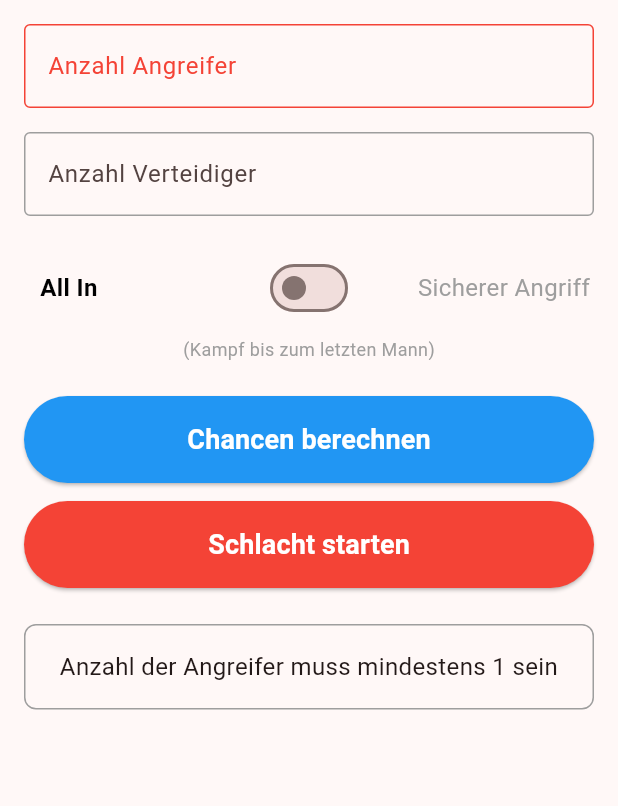
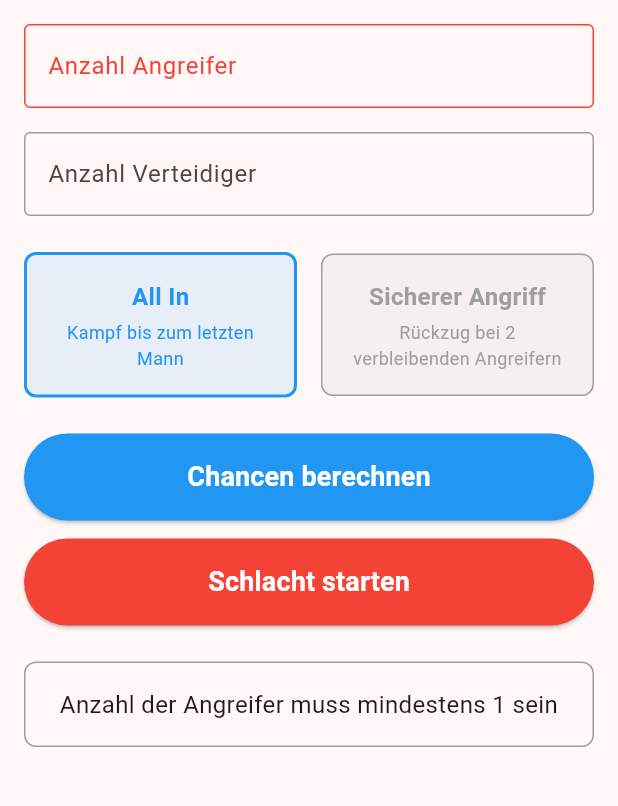
Before and after one commit to Peruno/Risiko, a Flutter app: the screen it shows after launch, after a tap on "Chancen berechnen", after a tap on "Schlacht starten", on a phone screen of 412 x 824 dp, the part 84-890 px from its top. Run offline on Flutter 3.47's test engine with Material 3 defaults, Android fonts, the phone set to English and light mode, and no system bars.

Commit message:
make modus selection more intuitive

```diff
--- a/lib/main.dart
+++ b/lib/main.dart
@@ -40,6 +40,7 @@ class _BattleSimulatorPageState extends State<BattleSimulatorPage> {
   bool _defendersInvalid = false;
   bool _attackersNonNumeric = false;
   bool _defendersNonNumeric = false;
+  String? _selectedAttackMode = 'allIn';
 
   @override
   void initState() {
@@ -82,7 +83,7 @@ class _BattleSimulatorPageState extends State<BattleSimulatorPage> {
 
       if (attackers >= 1 && attackers <= 128 &&
           defenders >= 1 && defenders <= 128 &&
-          (!_safeAttackMode || attackers >= 3) &&
+          (_selectedAttackMode == 'allIn' || (attackers >= 3 && _selectedAttackMode == 'safe')) &&
           !_attackersNonNumeric && !_defendersNonNumeric) {
         _result = '';
         _attackersInvalid = false;
@@ -131,7 +132,7 @@ class _BattleSimulatorPageState extends State<BattleSimulatorPage> {
       return;
     }
 
-    if (_safeAttackMode && attackers < 3) {
+    if (_selectedAttackMode == 'safe' && attackers < 3) {
       setState(() {
         _result = 'Sicherer Angriff benötigt mindestens 3 Angreifer';
         _attackersInvalid = true;
@@ -142,7 +143,7 @@ class _BattleSimulatorPageState extends State<BattleSimulatorPage> {
 
     try {
       final BattleResult result;
-      if (_safeAttackMode) {
+      if (_selectedAttackMode == 'safe') {
         result = _simulator.safeAttack(attackers, defenders, simulateOutcome: false);
       } else {
         result = _simulator.allIn(attackers, defenders, simulateOutcome: false);
@@ -206,7 +207,7 @@ class _BattleSimulatorPageState extends State<BattleSimulatorPage> {
       return;
     }
 
-    if (_safeAttackMode && attackers < 3) {
+    if (_selectedAttackMode == 'safe' && attackers < 3) {
       setState(() {
         _result = 'Sicherer Angriff benötigt mindestens 3 Angreifer';
         _attackersInvalid = true;
@@ -217,7 +218,7 @@ class _BattleSimulatorPageState extends State<BattleSimulatorPage> {
 
     try {
       final BattleResult result;
-      if (_safeAttackMode) {
+      if (_selectedAttackMode == 'safe') {
         result = _simulator.safeAttack(attackers, defenders, simulateOutcome: true);
       } else {
         result = _simulator.allIn(attackers, defenders, simulateOutcome: true);
@@ -239,7 +240,7 @@ class _BattleSimulatorPageState extends State<BattleSimulatorPage> {
     final buffer = StringBuffer();
 
     buffer.writeln('Angreifer gewinnt: ${(result.winProbability * 100).toStringAsFixed(1)}%');
-    if (_safeAttackMode) {
+    if (_selectedAttackMode == 'safe') {
       final retreatProb = result.lossProbabilities.values.reduce((a, b) => a + b);
       buffer.writeln('Rückzug: ${(retreatProb * 100).toStringAsFixed(1)}%');
     } else {
@@ -350,66 +351,92 @@ class _BattleSimulatorPageState extends State<BattleSimulatorPage> {
               ),
             ),
             const SizedBox(height: 24),
-            Center(
-              child: Column(
-                children: [
-                  Stack(
-                    alignment: Alignment.center,
-                    children: [
-                      Row(
-                        mainAxisAlignment: MainAxisAlignment.spaceBetween,
+            Row(
+              children: [
+                Expanded(
+                  child: GestureDetector(
+                    onTap: () {
+                      setState(() {
+                        _selectedAttackMode = 'allIn';
+                      });
+                    },
+                    child: Container(
+                      padding: const EdgeInsets.all(16),
+                      decoration: BoxDecoration(
+                        border: Border.all(
+                          color: _selectedAttackMode == 'allIn' ? Colors.blue : Colors.grey,
+                          width: _selectedAttackMode == 'allIn' ? 2 : 1,
+                        ),
+                        borderRadius: BorderRadius.circular(8),
+                        color: _selectedAttackMode == 'allIn' ? Colors.blue.withOpacity(0.1) : Colors.grey.withOpacity(0.1),
+                      ),
+                      child: Column(
                         children: [
-                          SizedBox(
-                            width: 60,
-                            child: Text(
-                              'All In',
-                              textAlign: TextAlign.center,
-                              style: TextStyle(
-                                fontSize: 16,
-                                fontWeight: _safeAttackMode ? FontWeight.normal : FontWeight.bold,
-                                color: _safeAttackMode ? Colors.grey : Colors.black,
-                              ),
+                          Text(
+                            'All In',
+                            style: TextStyle(
+                              fontSize: 16,
+                              fontWeight: FontWeight.bold,
+                              color: _selectedAttackMode == 'allIn' ? Colors.blue : Colors.grey,
                             ),
                           ),
-                          SizedBox(
-                            width: 120,
-                            child: Text(
-                              'Sicherer Angriff',
-                              textAlign: TextAlign.center,
-                              style: TextStyle(
-                                fontSize: 16,
-                                fontWeight: _safeAttackMode ? FontWeight.bold : FontWeight.normal,
-                                color: _safeAttackMode ? Colors.black : Colors.grey,
-                              ),
+                          const SizedBox(height: 4),
+                          Text(
+                            'Kampf bis zum letzten Mann',
+                            style: TextStyle(
+                              fontSize: 12,
+                              color: _selectedAttackMode == 'allIn' ? Colors.blue : Colors.grey,
                             ),
+                            textAlign: TextAlign.center,
                           ),
                         ],
                       ),
-                      Switch(
-                        value: _safeAttackMode,
-                        onChanged: (bool value) {
-                          setState(() {
-                            _safeAttackMode = value;
-                          });
-                        },
+                    ),
+                  ),
+                ),
+                const SizedBox(width: 16),
+                Expanded(
+                  child: GestureDetector(
+                    onTap: () {
+                      setState(() {
+                        _selectedAttackMode = 'safe';
+                      });
+                    },
+                    child: Container(
+                      padding: const EdgeInsets.all(16),
+                      decoration: BoxDecoration(
+                        border: Border.all(
+                          color: _selectedAttackMode == 'safe' ? Colors.blue : Colors.grey,
+                          width: _selectedAttackMode == 'safe' ? 2 : 1,
+                        ),
+                        borderRadius: BorderRadius.circular(8),
+                        color: _selectedAttackMode == 'safe' ? Colors.blue.withOpacity(0.1) : Colors.grey.withOpacity(0.1),
                       ),
-                    ],
-                  ),
-                  const SizedBox(height: 8),
-                  SizedBox(
-                    height: 16,
-                    child: Text(
-                      _safeAttackMode
-                          ? '(Rückzug bei 2 verbleibenden Angreifern)'
-                          : '(Kampf bis zum letzten Mann)',
-                      style: const TextStyle(
-                        fontSize: 12,
-                        color: Colors.grey,
+                      child: Column(
+                        children: [
+                          Text(
+                            'Sicherer Angriff',
+                            style: TextStyle(
+                              fontSize: 16,
+                              fontWeight: FontWeight.bold,
+                              color: _selectedAttackMode == 'safe' ? Colors.blue : Colors.grey,
+                            ),
+                          ),
+                          const SizedBox(height: 4),
+                          Text(
+                            'Rückzug bei 2 verbleibenden Angreifern',
+                            style: TextStyle(
+                              fontSize: 12,
+                              color: _selectedAttackMode == 'safe' ? Colors.blue : Colors.grey,
+                            ),
+                            textAlign: TextAlign.center,
+                          ),
+                        ],
                       ),
                     ),
                   ),
-                ],
-              ),
+                ),
+              ],
             ),
             const SizedBox(height: 24),
             ElevatedButton(
```
